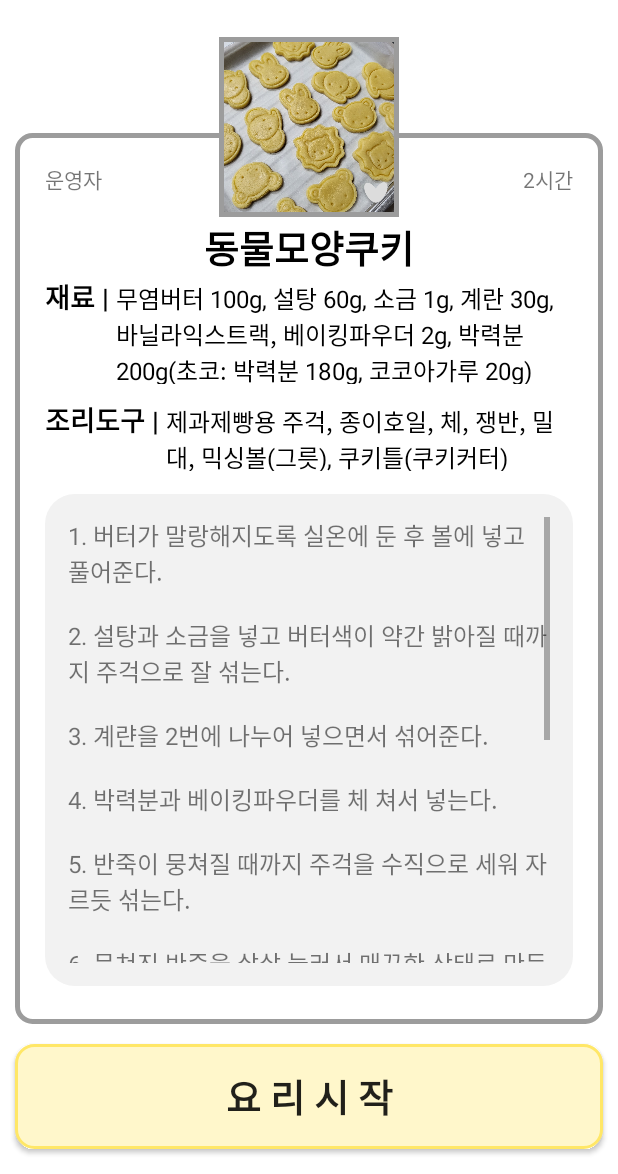
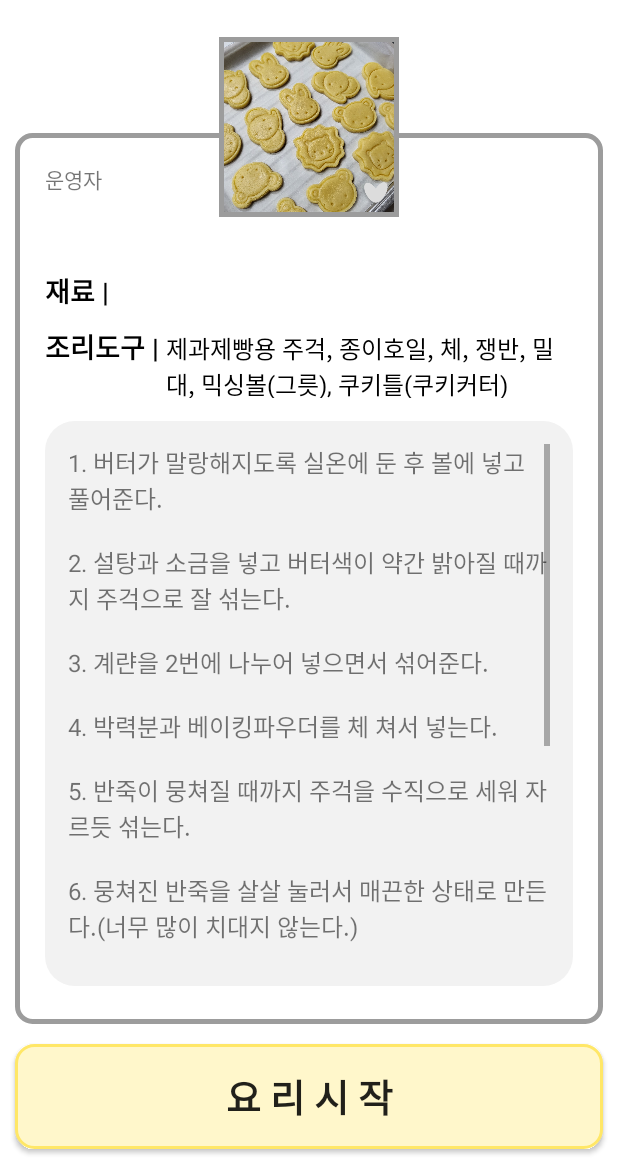
Before and after one commit to gityhb/YUMYUM, an Android app: the R1StartActivity screen opened directly, with no data from a screen before it, on a phone screen of 412 x 824 dp, the part 62-1236 px from its top. Run offline under Robolectric (Android 15) with nearby library versions, the phone set to English and light mode, and no system bars.

Commit message:
yhb 12/06 12:06

```diff
--- a/app/src/main/java/com/example/yumyum/RecipeFinishActivity.kt
+++ b/app/src/main/java/com/example/yumyum/RecipeFinishActivity.kt
@@ -23,7 +23,7 @@ class RecipeFinishActivity : AppCompatActivity() {
 
         val replayButton: Button = findViewById(R.id.replay_recipe_btn)
         replayButton.setOnClickListener {
-            startActivity(Intent(this, RecipeStartActivity::class.java))
+            startActivity(Intent(this, MainActivity::class.java))
         }
     }
 }
--- a/app/src/main/java/com/example/yumyum/RecipeSearchActivity.kt
+++ b/app/src/main/java/com/example/yumyum/RecipeSearchActivity.kt
@@ -72,7 +72,7 @@ class RecipeSearchActivity : AppCompatActivity() {
                 recipeAdapter.updateList(filteredList)
             }
 
-            // 한글 자소 분리 함수
+            // 한글 검색 가능하게 하기> gpt
             fun decomposeHangul(s: Char): String {
                 if (s >= '가' && s <= '힣') {
                     val uniVal = s - '가'
@@ -84,14 +84,12 @@ class RecipeSearchActivity : AppCompatActivity() {
                 return s.toString()
             }
 
-            // 한글 자소 포함 여부 체크 함수
             fun containsKorean(original: String, search: String): Boolean {
                 val decomposedOriginal = original.map { decomposeHangul(it) }.joinToString("")
                 val decomposedSearch = search.map { decomposeHangul(it) }.joinToString("")
                 return decomposedOriginal.contains(decomposedSearch, ignoreCase = true)
             }
 
-            // 아래는 예시로 사용할 한글 자소 배열입니다. 실제로 사용하는 데이터에 맞게 수정하세요.
             val chosung = arrayOf("ㄱ", "ㄲ", "ㄴ", "ㄷ", "ㄸ", "ㄹ", "ㅁ", "ㅂ", "ㅃ", "ㅅ", "ㅆ", "ㅇ", "ㅈ", "ㅉ", "ㅊ", "ㅋ", "ㅌ", "ㅍ", "ㅎ")
             val jungsung = arrayOf("ㅏ", "ㅐ", "ㅑ", "ㅒ", "ㅓ", "ㅔ", "ㅕ", "ㅖ", "ㅗ", "ㅘ", "ㅙ", "ㅚ", "ㅛ", "ㅜ", "ㅝ", "ㅞ", "ㅟ", "ㅠ", "ㅡ", "ㅢ", "ㅣ")
             val jongsung = arrayOf("", "ㄱ", "ㄲ", "ㄳ", "ㄴ", "ㄵ", "ㄶ", "ㄷ", "ㄹ", "ㄺ", "ㄻ", "ㄼ", "ㄽ", "ㄾ", "ㄿ", "ㅀ", "ㅁ", "ㅂ", "ㅄ", "ㅅ", "ㅆ", "ㅇ", "ㅈ", "ㅊ", "ㅋ", "ㅌ", "ㅍ", "ㅎ")
--- a/app/src/main/java/com/example/yumyum/recipe1/R1StartActivity.kt
+++ b/app/src/main/java/com/example/yumyum/recipe1/R1StartActivity.kt
@@ -45,9 +45,9 @@ class R1StartActivity : AppCompatActivity() {
         /*출처: https://mainia.tistory.com/2016*/
 
         binding.cookImg.setImageDrawable(drawable)
-        binding.time.text = "2시간"
+        /*binding.time.text = "2시간"
         binding.cookTitle.text = "동물모양쿠키"
-        binding.cookIngredientDetail.text = "무염버터 100g, 설탕 60g, 소금 1g, 계란 30g, 바닐라익스트랙, 베이킹파우더 2g, 박력분 200g(초코: 박력분 180g, 코코아가루 20g)"
+        binding.cookIngredientDetail.text = "무염버터 100g, 설탕 60g, 소금 1g, 계란 30g, 바닐라익스트랙, 베이킹파우더 2g, 박력분 200g(초코: 박력분 180g, 코코아가루 20g)"*/
         binding.cookToolDetail.text = "제과제빵용 주걱, 종이호일, 체, 쟁반, 밀대, 믹싱볼(그릇), 쿠키틀(쿠키커터)"
         binding.cookSteps.text = "1. 버터가 말랑해지도록 실온에 둔 후 볼에 넣고 풀어준다.\n\n" +
                 "2. 설탕과 소금을 넣고 버터색이 약간 밝아질 때까지 주걱으로 잘 섞는다.\n\n" +
--- a/app/src/main/res/layout/activity_recipe_finish.xml
+++ b/app/src/main/res/layout/activity_recipe_finish.xml
@@ -117,9 +117,9 @@
                 android:layout_width="200dp"
                 android:layout_height="wrap_content"
                 android:layout_marginTop="15dp"
+                android:background="@drawable/recipe_finish_button2"
                 android:padding="20dp"
-                android:background="@drawable/recipe_finish_button2"
-                android:text="다시 시작하기"
+                android:text="홈으로 가기"
                 android:textSize="16sp" />
         </LinearLayout>
 
```
Also changed, not shown: app/src/main/java/com/example/yumyum/recipe1/R1FinishActivity.kt (+4 -3 lines).
